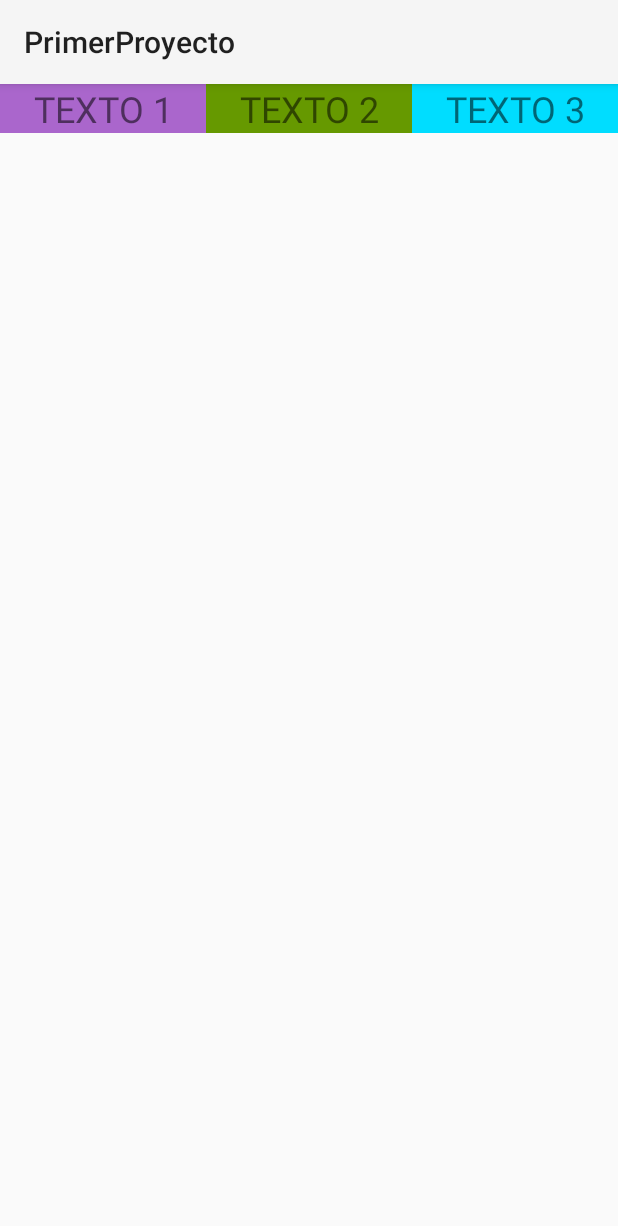
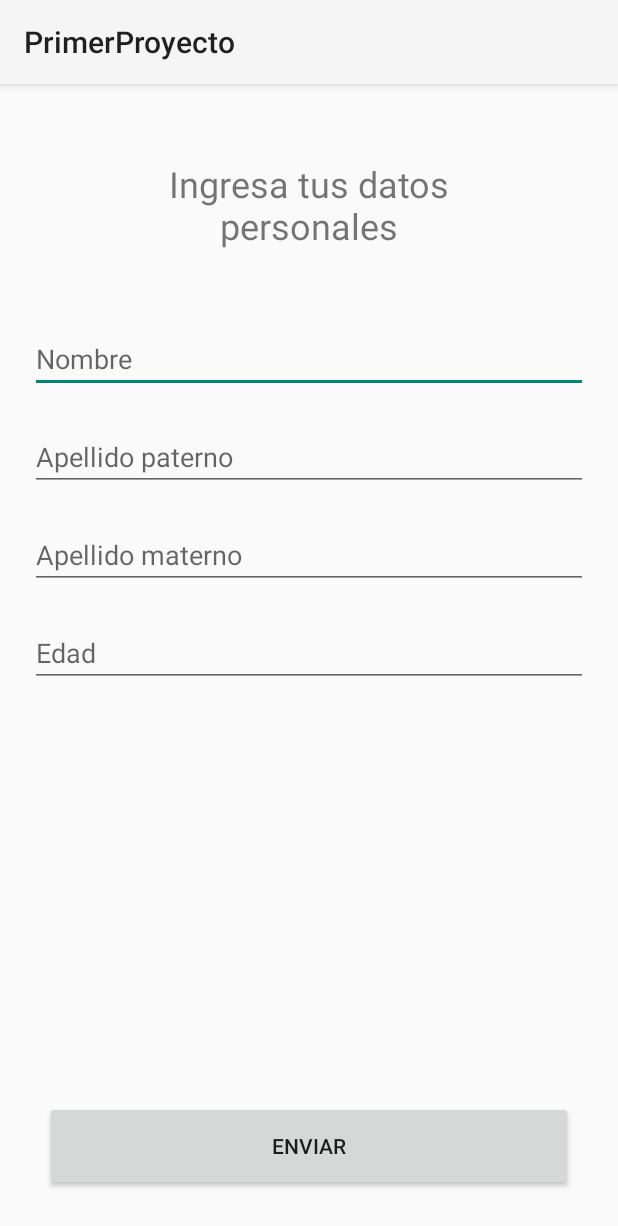
Before and after one commit to ReivajGP/dapdm-android, an Android app: the screen it shows after launch (LinearLayoutActivity before the commit, PersonalDetailsActivity after it), on a phone screen of 412 x 824 dp. Shown: the top 1226 px of the screen. Run offline under Robolectric (Android 15) with nearby library versions, the phone set to English and light mode, and no system bars.

Commit message:
Ejercicio final primer proyecto

```diff
--- /dev/null
+++ b/PrimerProyecto/app/src/main/java/com/rgp/primerproyecto/ejercicio_final/PersonalDetailsActivity.kt
@@ -0,0 +1,47 @@
+package com.rgp.primerproyecto.ejercicio_final
+
+import android.content.Intent
+import androidx.appcompat.app.AppCompatActivity
+import android.os.Bundle
+import android.widget.Button
+import android.widget.EditText
+import android.widget.Toast
+import com.rgp.primerproyecto.R
+
+class PersonalDetailsActivity : AppCompatActivity() {
+
+    // Activity lifecycle methods
+    override fun onCreate(savedInstanceState: Bundle?) {
+        super.onCreate(savedInstanceState)
+        setContentView(R.layout.activity_personal_details)
+
+        // Views to interact with
+        val userName: EditText = findViewById(R.id.etPDName)
+        val userLastName: EditText = findViewById(R.id.etPDLastName)
+        val userMaternalLastName: EditText = findViewById(R.id.etPDMaternalLastName)
+        val userAge: EditText = findViewById(R.id.etPDAge)
+        val sendDetailsButton: Button = findViewById(R.id.btPDSend)
+
+        // Listeners
+        sendDetailsButton.setOnClickListener {
+            if (userName.text.toString().isEmpty() ||
+                userLastName.text.toString().isEmpty() ||
+                userMaternalLastName.text.toString().isEmpty() ||
+                userAge.text.toString().isEmpty()) {
+                Toast.makeText(this, "¡Debes llenar todos los campos para continuar!", Toast.LENGTH_SHORT).show()
+            } else {
+                val personalDetailsUserKey: String = "KEY_USER_PD"
+                val personalDetailsUser: PersonalDetailsUser = PersonalDetailsUser(
+                    userName.text.toString(),
+                    userLastName.text.toString(),
+                    userMaternalLastName.text.toString(),
+                    userAge.text.toString().toInt()
+                )
+                val sendPersonalDetailsIntent = Intent(this, ConfirmPersonalDetailsActivity::class.java).apply {
+                    putExtra(personalDetailsUserKey, personalDetailsUser)
+                }
+                startActivity(sendPersonalDetailsIntent)
+            }
+        }
+    }
+}
--- a/PrimerProyecto/app/src/main/res/layout/activity_explicit.xml
+++ b/PrimerProyecto/app/src/main/res/layout/activity_explicit.xml
@@ -4,7 +4,7 @@
     xmlns:tools="http://schemas.android.com/tools"
     android:layout_width="match_parent"
     android:layout_height="match_parent"
-    tools:context=".ExplicitActivity">
+    tools:context=".ejercicios_clase.ExplicitActivity">
 
     <EditText
         android:id="@+id/etName"
--- a/PrimerProyecto/app/src/main/res/layout/activity_explicit_detail.xml
+++ b/PrimerProyecto/app/src/main/res/layout/activity_explicit_detail.xml
@@ -4,7 +4,7 @@
     xmlns:tools="http://schemas.android.com/tools"
     android:layout_width="match_parent"
     android:layout_height="match_parent"
-    tools:context=".ExplicitDetailActivity">
+    tools:context=".ejercicios_clase.ExplicitDetailActivity">
 
     <TextView
         android:id="@+id/tvName"
--- a/PrimerProyecto/app/src/main/res/layout/activity_frame_layout.xml
+++ b/PrimerProyecto/app/src/main/res/layout/activity_frame_layout.xml
@@ -4,7 +4,7 @@
     xmlns:tools="http://schemas.android.com/tools"
     android:layout_width="match_parent"
     android:layout_height="match_parent"
-    tools:context=".FrameLayoutActivity">
+    tools:context=".ejercicios_clase.FrameLayoutActivity">
 
     <TextView
         android:text="Ejemplo FRAME LAYOUT"
--- a/PrimerProyecto/app/src/main/res/layout/activity_implicit.xml
+++ b/PrimerProyecto/app/src/main/res/layout/activity_implicit.xml
@@ -4,7 +4,7 @@
     xmlns:tools="http://schemas.android.com/tools"
     android:layout_width="match_parent"
     android:layout_height="match_parent"
-    tools:context=".ImplicitActivity">
+    tools:context=".ejercicios_clase.ImplicitActivity">
 
     <Button
         android:id="@+id/button_mandar_correo"
--- a/PrimerProyecto/app/src/main/res/layout/activity_linear_layout.xml
+++ b/PrimerProyecto/app/src/main/res/layout/activity_linear_layout.xml
@@ -5,7 +5,7 @@
     android:layout_width="match_parent"
     android:layout_height="match_parent"
     android:orientation="horizontal"
-    tools:context=".LinearLayoutActivity">
+    tools:context=".ejercicios_clase.LinearLayoutActivity">
 
     <TextView
         android:text="TEXTO 1"
--- a/PrimerProyecto/app/src/main/res/layout/activity_main.xml
+++ b/PrimerProyecto/app/src/main/res/layout/activity_main.xml
@@ -4,7 +4,7 @@
     xmlns:tools="http://schemas.android.com/tools"
     android:layout_width="match_parent"
     android:layout_height="match_parent"
-    tools:context=".MainActivity">
+    tools:context=".ejercicios_clase.MainActivity">
 
     <TextView
         android:layout_width="wrap_content"
--- /dev/null
+++ b/PrimerProyecto/app/src/main/res/layout/activity_personal_details.xml
@@ -0,0 +1,72 @@
+<?xml version="1.0" encoding="utf-8"?>
+<RelativeLayout xmlns:android="http://schemas.android.com/apk/res/android"
+    xmlns:app="http://schemas.android.com/apk/res-auto"
+    xmlns:tools="http://schemas.android.com/tools"
+    android:layout_width="match_parent"
+    android:layout_height="match_parent"
+    tools:context=".ejercicio_final.PersonalDetailsActivity">
+
+    <TextView
+        android:id="@+id/tvPersonalDetails"
+        android:layout_marginTop="50dp"
+        android:layout_marginRight="70dp"
+        android:layout_marginLeft="70dp"
+        android:layout_width="match_parent"
+        android:layout_height="wrap_content"
+        android:text="Ingresa tus datos personales"
+        android:gravity="center"
+        android:textSize="24sp"
+        />
+
+    <EditText
+        android:id="@+id/etPDName"
+        android:layout_marginTop="50dp"
+        android:layout_marginLeft="20dp"
+        android:layout_marginRight="20dp"
+        android:layout_below="@+id/tvPersonalDetails"
+        android:layout_width="match_parent"
+        android:layout_height="wrap_content"
+        android:hint="Nombre"/>
+
+    <EditText
+        android:id="@+id/etPDLastName"
+        android:layout_marginTop="20dp"
+        android:layout_marginLeft="20dp"
+        android:layout_marginRight="20dp"
+        android:layout_below="@+id/etPDName"
+        android:layout_width="match_parent"
+        android:layout_height="wrap_content"
+        android:hint="Apellido paterno"/>
+
+    <EditText
+        android:id="@+id/etPDMaternalLastName"
+        android:layout_width="match_parent"
+        android:layout_height="wrap_content"
+        android:layout_below="@+id/etPDLastName"
+        android:layout_marginLeft="20dp"
+        android:layout_marginTop="20dp"
+        android:layout_marginRight="20dp"
+        android:hint="Apellido materno" />
+
+    <EditText
+        android:id="@+id/etPDAge"
+        android:layout_marginTop="20dp"
+        android:layout_marginLeft="20dp"
+        android:layout_marginRight="20dp"
+        android:layout_below="@+id/etPDMaternalLastName"
+        android:layout_width="match_parent"
+        android:layout_height="wrap_content"
+        android:hint="Edad"/>
+
+    <Button
+        android:id="@+id/btPDSend"
+        android:layout_width="match_parent"
+        android:layout_height="60dp"
+        android:layout_marginRight="30dp"
+        android:layout_marginLeft="30dp"
+        android:layout_marginTop="80dp"
+        android:text="Enviar"
+        android:layout_alignParentBottom="true"
+        android:layout_marginBottom="30dp"
+        />
+</RelativeLayout>
```
Also changed, not shown: PrimerProyecto/app/src/main/AndroidManifest.xml (+12 -6 lines), PrimerProyecto/app/src/main/java/com/rgp/primerproyecto/ejercicio_final/ConfirmPersonalDetailsActivity.kt (added, +35 -0 lines), PrimerProyecto/app/src/main/java/com/rgp/primerproyecto/ejercicio_final/PersonalDetailsUser.kt (added, +9 -0 lines), PrimerProyecto/app/src/main/java/com/rgp/primerproyecto/ejercicios_clase/ExplicitActivity.kt (added, +37 -0 lines), PrimerProyecto/app/src/main/java/com/rgp/primerproyecto/ejercicios_clase/ExplicitDetailActivity.kt (added, +53 -0 lines), PrimerProyecto/app/src/main/java/com/rgp/primerproyecto/ejercicios_clase/FrameLayoutActivity.kt (added, +12 -0 lines), PrimerProyecto/app/src/main/java/com/rgp/primerproyecto/ejercicios_clase/ImplicitActivity.kt (added, +55 -0 lines), PrimerProyecto/app/src/main/java/com/rgp/primerproyecto/ejercicios_clase/LinearLayoutActivity.kt (added, +12 -0 lines), PrimerProyecto/app/src/main/java/com/rgp/primerproyecto/ejercicios_clase/MainActivity.kt (added, +46 -0 lines), PrimerProyecto/app/src/main/java/com/rgp/primerproyecto/ejercicios_clase/Usuario.kt (added, +9 -0 lines), PrimerProyecto/app/src/main/res/layout/activity_confirm_personal_details.xml (added, +75 -0 lines).
